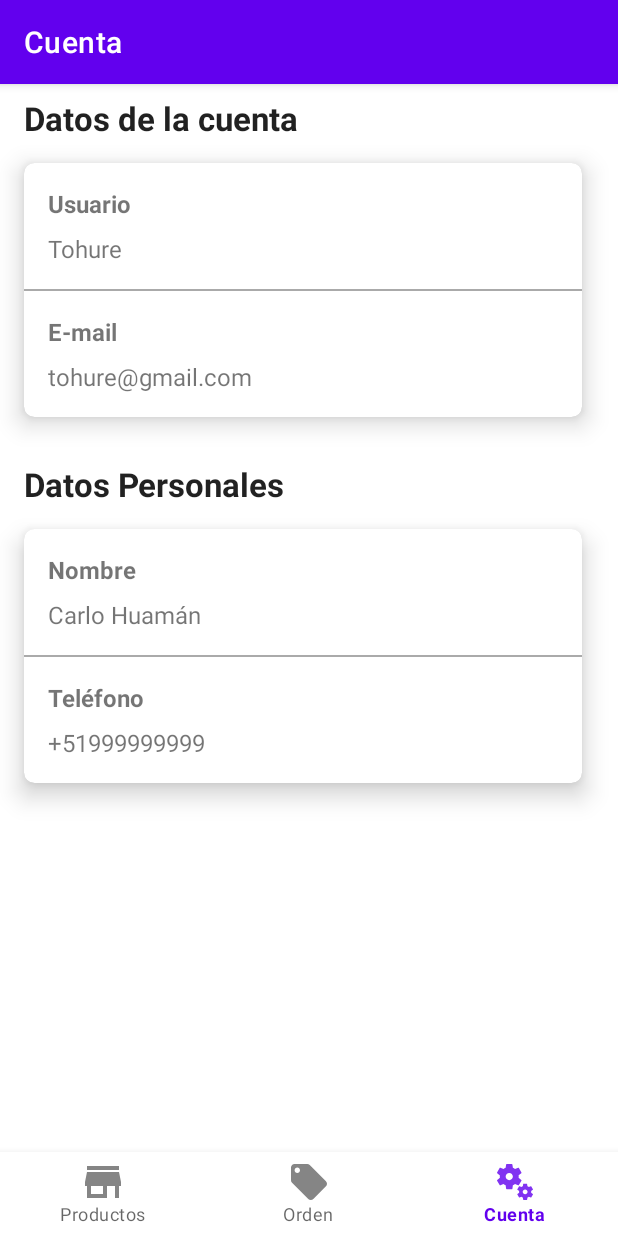
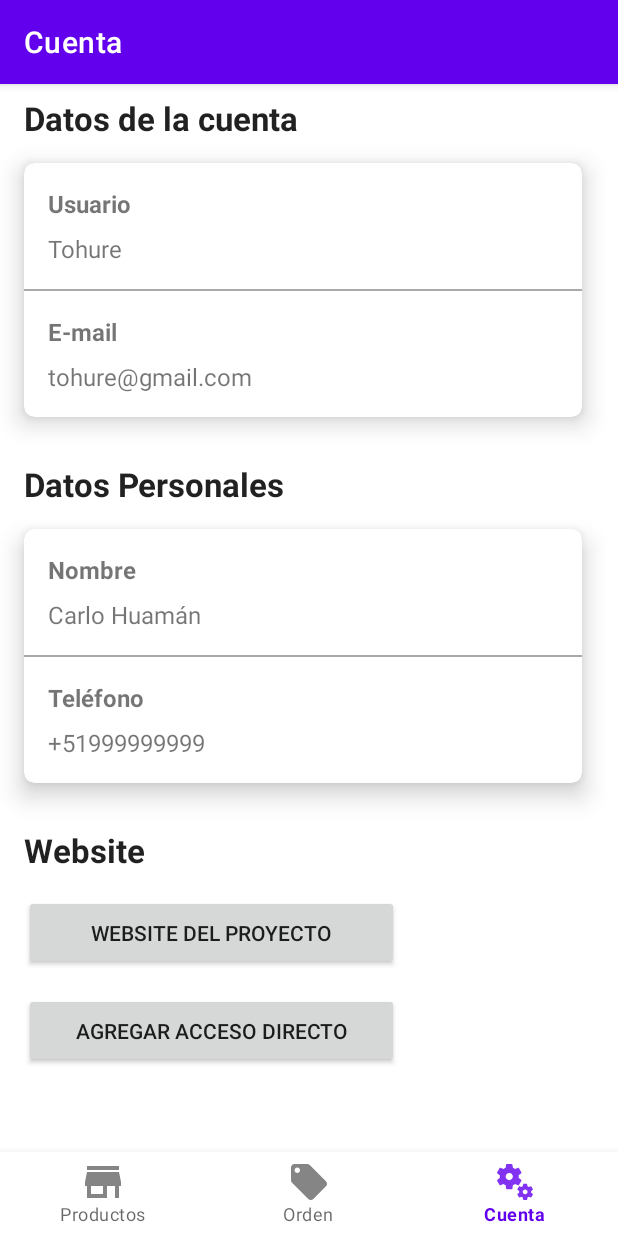
Before and after one commit to tohure/CapabilitiesShortcuts, an Android app: the AccountFragment screen opened through its navigation route, on a phone screen of 412 x 824 dp. Run offline under Robolectric (Android 15) with nearby library versions, the phone set to English and light mode, and no system bars; our stand-ins replace navigation-ui; network calls fail; pictures from the network do not load; 2 statements that could not run were skipped.

```diff
--- a/app/build.gradle
+++ b/app/build.gradle
@@ -73,6 +73,9 @@ dependencies {
     //Koin
     implementation "io.insert-koin:koin-android:3.1.3"
 
+    //Dynamic Assistant Shortcut
+    implementation 'androidx.core:core-google-shortcuts:1.0.0'
+
     testImplementation 'junit:junit:4.13.2'
     androidTestImplementation 'androidx.test.ext:junit:1.1.3'
     androidTestImplementation 'androidx.test.espresso:espresso-core:3.4.0'
--- a/app/src/main/java/io/tohure/capabilitiesdemo/view/account/AccountFragment.kt
+++ b/app/src/main/java/io/tohure/capabilitiesdemo/view/account/AccountFragment.kt
@@ -1,16 +1,20 @@
 package io.tohure.capabilitiesdemo.view.account
 
+import android.os.Build
 import android.os.Bundle
 import android.view.LayoutInflater
 import android.view.View
 import android.view.ViewGroup
+import android.widget.Toast
 import androidx.fragment.app.Fragment
 import io.tohure.capabilitiesdemo.databinding.FragmentAccountBinding
+import io.tohure.capabilitiesdemo.util.ShortcutsUtil
 
 class AccountFragment : Fragment() {
 
     private var _binding: FragmentAccountBinding? = null
     private val binding get() = _binding!!
+    var toastMsg = "Tu sistema no soporta Shortcuts"
 
     override fun onCreateView(
         inflater: LayoutInflater, container: ViewGroup?,
@@ -21,4 +25,24 @@ class AccountFragment : Fragment() {
         return binding.root
     }
 
+    override fun onViewCreated(view: View, savedInstanceState: Bundle?) {
+        super.onViewCreated(view, savedInstanceState)
+
+        binding.btnWebsite.setOnClickListener {
+            if (Build.VERSION.SDK_INT >= 25) {
+                ShortcutsUtil.setDynamicShortcut(requireContext())
+                toastMsg = "Dynamic Shortcut creado!"
+            }
+            Toast.makeText(context, toastMsg, Toast.LENGTH_SHORT).show()
+        }
+
+        binding.btnWebsiteLink.setOnClickListener {
+            if (Build.VERSION.SDK_INT >= 28) {
+                ShortcutsUtil.setPinnedShortcut(requireContext())
+                toastMsg = "Pinned Shortcut creado!"
+            }
+            Toast.makeText(context, toastMsg, Toast.LENGTH_SHORT).show()
+        }
+    }
+
 }
--- /dev/null
+++ b/app/src/main/res/drawable/ic_webview.xml
@@ -0,0 +1,5 @@
+<vector android:height="24dp" android:tint="#24B7CA"
+    android:viewportHeight="24" android:viewportWidth="24"
+    android:width="24dp" xmlns:android="http://schemas.android.com/apk/res/android">
+    <path android:fillColor="@android:color/white" android:pathData="M20,19.59V8l-6,-6H6c-1.1,0 -1.99,0.9 -1.99,2L4,20c0,1.1 0.89,2 1.99,2H18c0.45,0 0.85,-0.15 1.19,-0.4l-4.43,-4.43c-0.8,0.52 -1.74,0.83 -2.76,0.83 -2.76,0 -5,-2.24 -5,-5s2.24,-5 5,-5 5,2.24 5,5c0,1.02 -0.31,1.96 -0.83,2.75L20,19.59zM9,13c0,1.66 1.34,3 3,3s3,-1.34 3,-3 -1.34,-3 -3,-3 -3,1.34 -3,3z"/>
+</vector>
--- a/app/src/main/res/layout/fragment_account.xml
+++ b/app/src/main/res/layout/fragment_account.xml
@@ -20,8 +20,8 @@
     <androidx.cardview.widget.CardView
         android:layout_width="match_parent"
         android:layout_height="wrap_content"
+        android:layout_marginStart="16dp"
         android:layout_marginTop="15dp"
-        android:layout_marginStart="16dp"
         android:layout_marginEnd="24dp"
         app:cardCornerRadius="7dp"
         app:cardElevation="10dp">
@@ -105,8 +105,8 @@
     <androidx.cardview.widget.CardView
         android:layout_width="match_parent"
         android:layout_height="wrap_content"
+        android:layout_marginStart="16dp"
         android:layout_marginTop="15dp"
-        android:layout_marginStart="16dp"
         android:layout_marginEnd="24dp"
         app:cardCornerRadius="7dp"
         app:cardElevation="10dp">
@@ -176,4 +176,30 @@
 
         </androidx.constraintlayout.widget.ConstraintLayout>
     </androidx.cardview.widget.CardView>
+
+    <TextView
+        android:id="@+id/textView17"
+        android:layout_width="wrap_content"
+        android:layout_height="wrap_content"
+        android:layout_marginStart="16dp"
+        android:layout_marginTop="30dp"
+        android:text="Website"
+        android:textAppearance="@style/TextAppearance.AppCompat.Large"
+        android:textStyle="bold" />
+
+    <androidx.appcompat.widget.AppCompatButton
+        android:id="@+id/btnWebsite"
+        android:layout_width="250dp"
+        android:layout_height="50dp"
+        android:layout_marginStart="16dp"
+        android:layout_marginTop="15dp"
+        android:text="Website del Proyecto" />
+
+    <androidx.appcompat.widget.AppCompatButton
+        android:id="@+id/btnWebsiteLink"
+        android:layout_width="250dp"
+        android:layout_height="50dp"
+        android:layout_marginStart="16dp"
+        android:layout_marginTop="15dp"
+        android:text="Agregar Acceso Directo" />
 </androidx.appcompat.widget.LinearLayoutCompat>
```
Also changed, not shown: app/src/main/java/io/tohure/capabilitiesdemo/util/ShortcutsUtil.kt (added, +53 -0 lines), 2 other files.
